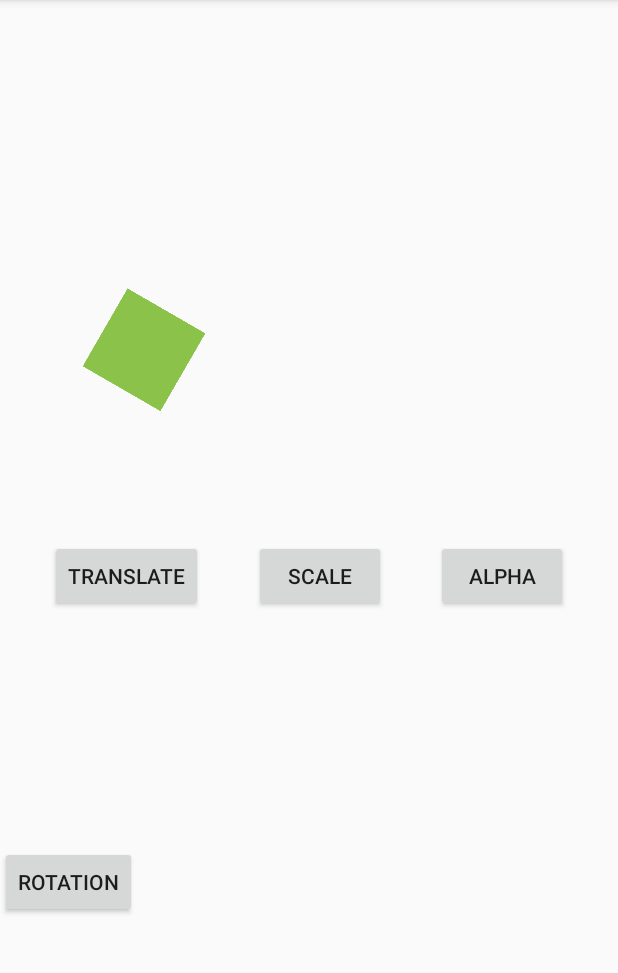
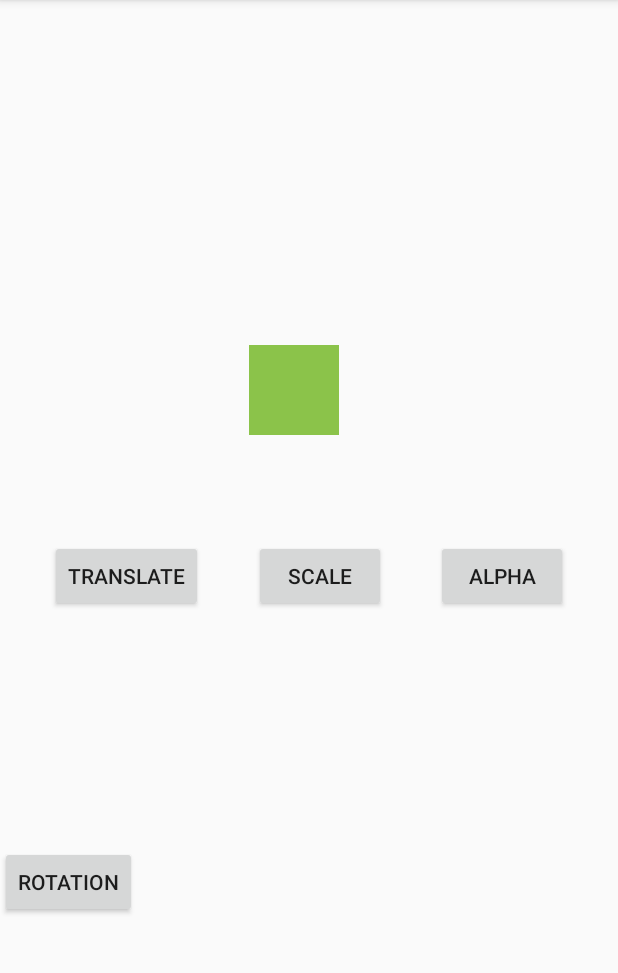
Before and after one commit to trunghaudinh/animation, an Android app: the TweenAnimation screen opened directly, with no data from a screen before it, after a tap on "ROTATION", on a phone screen of 412 x 824 dp, the part 84-1057 px from its top. Run offline under Robolectric (Android 15) with nearby library versions, the phone set to English and light mode, and no system bars; 2 other taps on this screen came first.

Commit message:
Add new motion layout

```diff
--- a/app/build.gradle
+++ b/app/build.gradle
@@ -29,7 +29,7 @@ dependencies {
     implementation fileTree(dir: 'libs', include: ['*.jar'])
     implementation "org.jetbrains.kotlin:kotlin-stdlib-jdk7:$kotlin_version"
     implementation 'androidx.appcompat:appcompat:1.1.0'
-    implementation 'androidx.core:core-ktx:1.2.0'
+    implementation 'androidx.core:core-ktx:1.3.0'
     implementation 'androidx.constraintlayout:constraintlayout:1.1.3'
     testImplementation 'junit:junit:4.12'
     androidTestImplementation 'androidx.test.ext:junit:1.1.1'
--- a/app/src/main/AndroidManifest.xml
+++ b/app/src/main/AndroidManifest.xml
@@ -9,7 +9,8 @@
         android:roundIcon="@mipmap/ic_launcher_round"
         android:supportsRtl="true"
         android:theme="@style/AppTheme">
-        <activity android:name=".DrawableAnimation"></activity>
+        <activity android:name=".MotionActivity"></activity>
+        <activity android:name=".DrawableAnimation" />
         <activity android:name=".TweenAnimation" />
         <activity android:name=".MainActivity">
             <intent-filter>
--- a/app/src/main/java/vn/trunghaudinh/learnanimation/MainActivity.kt
+++ b/app/src/main/java/vn/trunghaudinh/learnanimation/MainActivity.kt
@@ -18,5 +18,9 @@ class MainActivity : AppCompatActivity() {
         btnTween.setOnClickListener {
             startActivity(Intent(this,TweenAnimation::class.java))
         }
+
+        btnMotionLayout.setOnClickListener {
+            startActivity(Intent(this,MotionActivity::class.java))
+        }
     }
 }
--- a/app/src/main/java/vn/trunghaudinh/learnanimation/TweenAnimation.kt
+++ b/app/src/main/java/vn/trunghaudinh/learnanimation/TweenAnimation.kt
@@ -57,7 +57,7 @@ class TweenAnimation : AppCompatActivity() {
         }
 
         btnStartRotation.setOnClickListener {
-            view1.startAnimation(animationRotation)
+            view1.startAnimation(animationScale)
         }
 
         btnStartAlpha.setOnClickListener {
--- a/app/src/main/res/anim/anim_scale.xml
+++ b/app/src/main/res/anim/anim_scale.xml
@@ -1,13 +1,22 @@
 <?xml version="1.0" encoding="utf-8"?>
-<set xmlns:android="http://schemas.android.com/apk/res/android">
+<set xmlns:android="http://schemas.android.com/apk/res/android"
+    android:interpolator="@android:anim/linear_interpolator" >
     <scale
-        android:duration="10000"
-        android:fromXScale="0"
-        android:fromYScale="0"
-        android:toXScale="1"
-        android:toYScale="1"
+        android:duration="5000"
+        android:fromXScale="1.0"
+        android:fromYScale="1.0"
+        android:pivotX="50%"
         android:pivotY="50%"
+        android:toXScale="2"
+        android:toYScale="2" />
+    <translate
+        android:duration="4000"
+        android:fromXDelta="0%p"
+        android:fromYDelta="0%p"
         android:pivotX="50%"
-        />
-
+        android:pivotY="50%"
+        android:startOffset="1000"
+        android:interpolator="@android:anim/bounce_interpolator"
+        android:toXDelta="0"
+        android:toYDelta="500" />
 </set>
--- a/app/src/main/res/anim/anim_translate.xml
+++ b/app/src/main/res/anim/anim_translate.xml
@@ -11,11 +11,11 @@
 <!--        android:interpolator="@android:anim/linear_interpolator"/>-->
 
     <translate
-        android:duration="5000"
+        android:duration="2000"
         android:fromXDelta="0%p"
         android:fromYDelta="0%p"
-        android:interpolator="@android:anim/linear_interpolator"
+        android:interpolator="@android:anim/bounce_interpolator"
         android:toXDelta="0"
-        android:toYDelta="600" />
+        android:toYDelta="300" />
 
 </set>
--- a/app/src/main/res/layout/activity_main.xml
+++ b/app/src/main/res/layout/activity_main.xml
@@ -22,17 +22,17 @@
         android:layout_width="wrap_content"
         android:layout_height="wrap_content"
         android:text="Demo Tween Animation"
-        app:layout_constraintBottom_toTopOf="@+id/btnDemo"
+        app:layout_constraintBottom_toTopOf="@+id/btnMotionLayout"
         app:layout_constraintEnd_toEndOf="parent"
         app:layout_constraintHorizontal_bias="0.5"
         app:layout_constraintStart_toStartOf="parent"
         app:layout_constraintTop_toBottomOf="@+id/btnDrawable" />
 
     <Button
-        android:id="@+id/btnDemo"
+        android:id="@+id/btnMotionLayout"
         android:layout_width="wrap_content"
         android:layout_height="wrap_content"
-        android:text="Demo"
+        android:text="MotionLayout"
         app:layout_constraintBottom_toBottomOf="parent"
         app:layout_constraintEnd_toEndOf="parent"
         app:layout_constraintHorizontal_bias="0.5"
--- a/build.gradle
+++ b/build.gradle
@@ -8,7 +8,7 @@ buildscript {
 
     }
     dependencies {
-        classpath 'com.android.tools.build:gradle:3.6.1'
+        classpath 'com.android.tools.build:gradle:4.0.0'
         classpath "org.jetbrains.kotlin:kotlin-gradle-plugin:$kotlin_version"
 
         // NOTE: Do not place your application dependencies here; they belong
```
Also changed, not shown: app/src/main/java/vn/trunghaudinh/learnanimation/MotionActivity.kt (added, +11 -0 lines), app/src/main/res/layout/activity_motion.xml (added, +10 -0 lines), app/src/main/res/drawable/background.jpg (added), gradle/wrapper/gradle-wrapper.properties.
